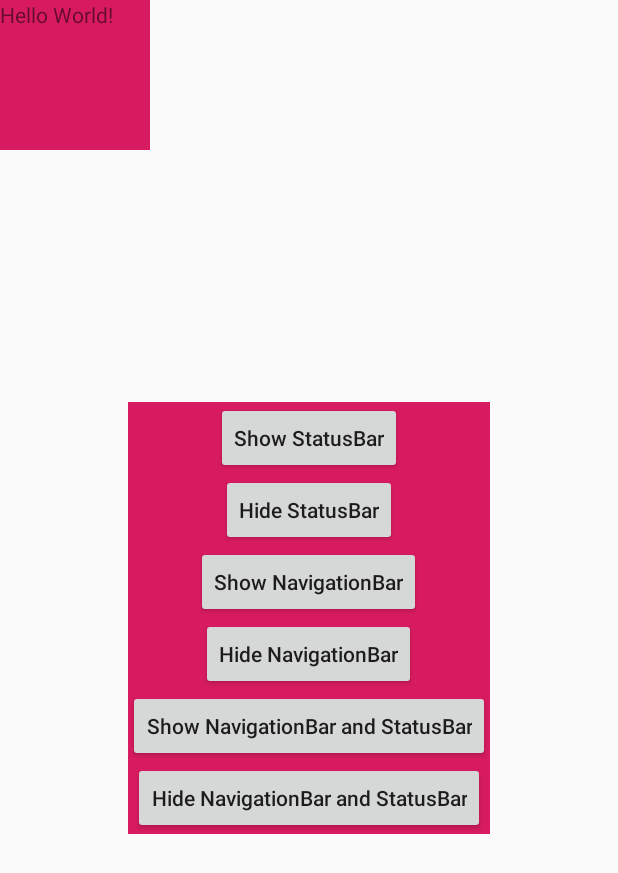
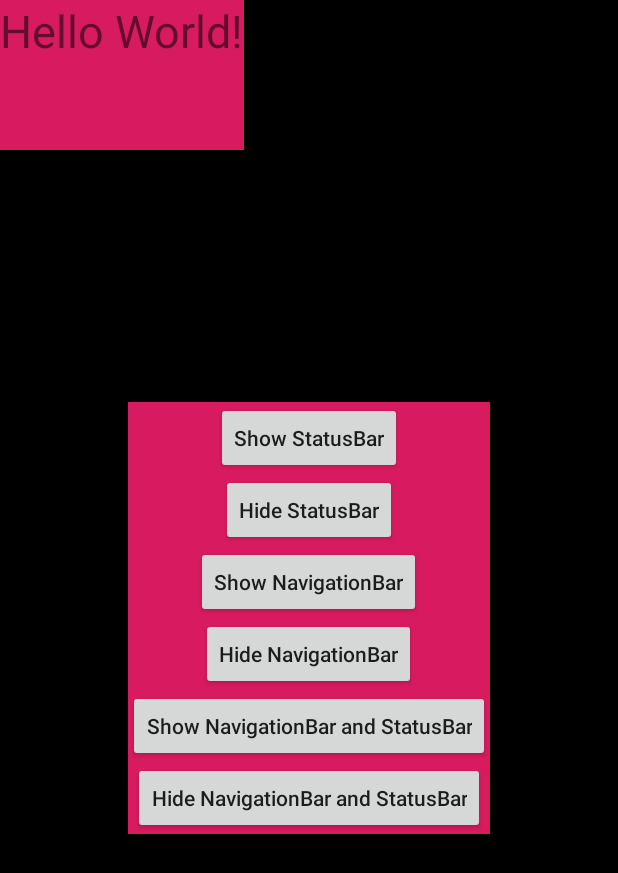
Before and after one commit to zhanshanyang/SystemBars, an Android app: the screen it shows after launch (MainActivity), on a phone screen of 412 x 824 dp. Shown: the top 873 px of the screen. Run offline under Robolectric (Android 15) with nearby library versions, the phone set to English and light mode, and no system bars.

Commit message:
添加log
Signed-off-by: yangzhanshan <yangzhanshan@chehejia.com>

```diff
--- a/app/src/main/java/com/demo/system/bars/MainActivity.java
+++ b/app/src/main/java/com/demo/system/bars/MainActivity.java
@@ -2,7 +2,12 @@ package com.demo.system.bars;
 
 import androidx.appcompat.app.AppCompatActivity;
 
+import android.content.ComponentName;
+import android.content.Intent;
+import android.content.ServiceConnection;
 import android.os.Bundle;
+import android.os.IBinder;
+import android.util.Log;
 import android.view.View;
 
 import com.demo.system.bars.utils.ScreenUtils;
@@ -13,6 +18,8 @@ import com.demo.system.bars.utils.ScreenUtils;
  * Created by yangzhanshan on 2019-11-20.
  */
 public class MainActivity extends AppCompatActivity {
+
+    private static final String TAG = "MainActivity";
 
     @Override
     protected void onCreate(Bundle savedInstanceState) {
@@ -44,4 +51,28 @@ public class MainActivity extends AppCompatActivity {
                 break;
         }
     }
+
+    @Override
+    protected void onStart() {
+        super.onStart();
+        Log.i(TAG, "onStart: is run.");
+    }
+
+    @Override
+    protected void onResume() {
+        super.onResume();
+        Log.i(TAG, "onResume: is run.");
+    }
+
+    @Override
+    protected void onPause() {
+        super.onPause();
+        Log.i(TAG, "onPause: is run.");
+    }
+
+    @Override
+    protected void onStop() {
+        super.onStop();
+        Log.i(TAG, "onStop: is run.");
+    }
 }
--- a/app/src/main/res/layout/activity_main.xml
+++ b/app/src/main/res/layout/activity_main.xml
@@ -4,12 +4,14 @@
     xmlns:tools="http://schemas.android.com/tools"
     android:layout_width="match_parent"
     android:layout_height="match_parent"
+    android:background="@android:color/black"
     tools:context=".MainActivity">
 
     <TextView
-        android:layout_width="100dp"
+        android:layout_width="wrap_content"
         android:layout_height="100dp"
         android:background="@color/colorAccent"
+        android:textSize="30sp"
         android:text="Hello World!"
         app:layout_constraintLeft_toLeftOf="parent"
         app:layout_constraintTop_toTopOf="parent" />
```
